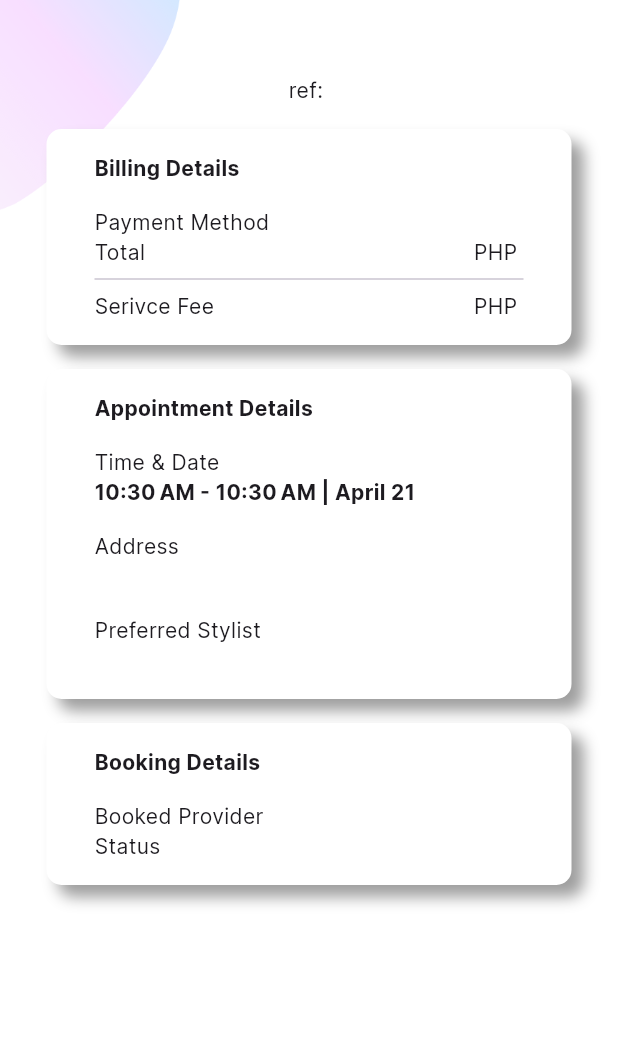
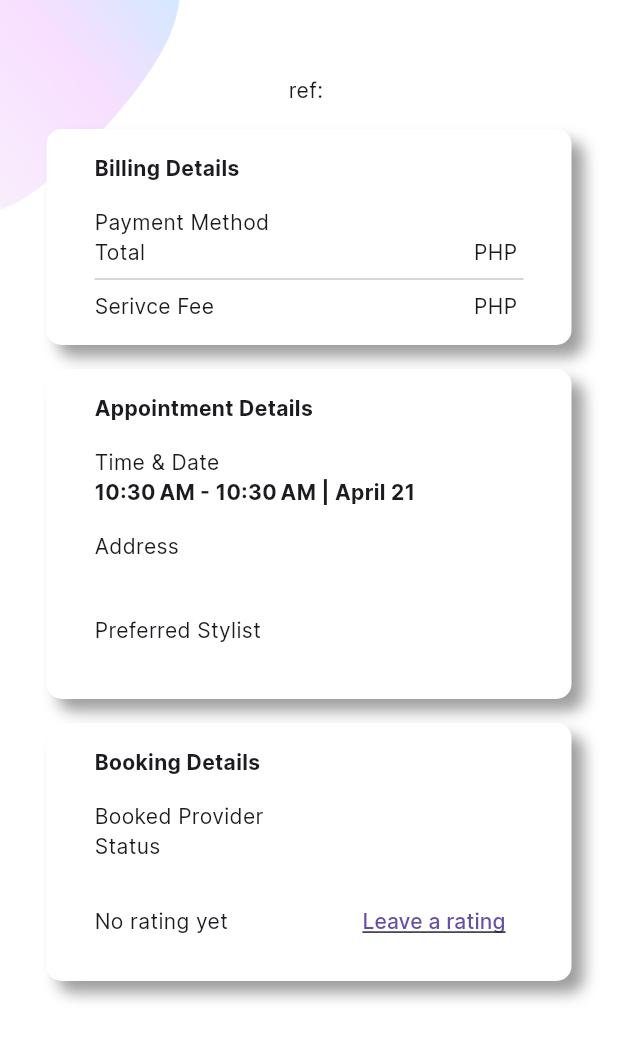
Before and after one commit to louith/customer, a Flutter app: the TransactionHistory screen opened directly with empty values, on a phone screen of 412 x 824 dp. Shown: the top 1040 px of the screen. Run offline on Flutter 3.47's test engine with Material 3 defaults, Android fonts, the phone set to English and light mode, and no system bars; our stand-ins replace badges, cloud_firestore, firebase_auth, firebase_core, firebase_storage, flutter_rating_bar and 11 more; missing offline and left inert: dart:ffi, flutter_stripe, geocode, simple_accordion; accounts and stored records are empty.

Commit message:
rating unfinished yaoa

```diff
--- a/lib/components/constants.dart
+++ b/lib/components/constants.dart
@@ -7,6 +7,7 @@ const kPrimaryLightColor = Color(0xFFF1E6FF);
 const kLoysPrimaryIconColor = Color.fromARGB(255, 226, 211, 245);
 const successGreen = Color.fromARGB(217, 20, 92, 28);
 const toastBG = Color(0xE2D7ED);
+const grayText = Colors.black12;
 //E2D3F5
 const double defaultPadding = 16.0;
 const double defaultformspacing = 5;
--- a/lib/screens/FreelancerCategoryScreens/Hair.dart
+++ b/lib/screens/FreelancerCategoryScreens/Hair.dart
@@ -154,7 +154,7 @@ class SubCategoriesRow extends StatelessWidget {
             decoration: BoxDecoration(
                 color: Colors.purple[100],
                 borderRadius: BorderRadius.circular(100)),
-            child: Text(itemList[index]),
+            child: Text(itemList[index].toString()),
           ),
         ),
       ),
--- a/lib/screens/Homescreen/transaction_history.dart
+++ b/lib/screens/Homescreen/transaction_history.dart
@@ -1,19 +1,44 @@
 import 'dart:developer';
 
+import 'package:cloud_firestore/cloud_firestore.dart';
 import 'package:customer/components/background.dart';
 import 'package:customer/components/constants.dart';
 import 'package:customer/components/widgets.dart';
 import 'package:customer/screens/Homescreen/booking_transcations.dart';
+import 'package:customer/screens/Rating/rating.dart';
+import 'package:firebase_auth/firebase_auth.dart';
 import 'package:flutter/material.dart';
+import 'package:flutter/widgets.dart';
 import 'package:intl/intl.dart';
 
-class TransactionHistory extends StatelessWidget {
+// final db = FirebaseFirestore.instance;
+
+class TransactionHistory extends StatefulWidget {
   Transactions transactions;
 
   TransactionHistory({
     super.key,
     required this.transactions,
   });
+
+  @override
+  State<TransactionHistory> createState() => _TransactionHistoryState();
+}
+
+class _TransactionHistoryState extends State<TransactionHistory> {
+  User? currentUser = FirebaseAuth.instance.currentUser;
+  bool ratingIsExisting = false;
+  Future<bool> doesSubcollectionExist() async {
+    QuerySnapshot<Map<String, dynamic>> documentSnapshot =
+        await FirebaseFirestore.instance
+            .collection('users')
+            .doc(currentUser!.uid)
+            .collection('bookings')
+            .doc(widget.transactions.clientID)
+            .collection('rating')
+            .get();
+    return documentSnapshot.docs.isNotEmpty;
+  }
 
   @override
   Widget build(BuildContext context) {
@@ -24,7 +49,7 @@ class TransactionHistory extends StatelessWidget {
         child: Column(
           crossAxisAlignment: CrossAxisAlignment.center,
           children: [
-            Text('ref: ${transactions.reference}'),
+            Text('ref: ${widget.transactions.reference}'),
             const SizedBox(height: defaultPadding),
             bookingCard(Column(
               crossAxisAlignment: CrossAxisAlignment.start,
@@ -36,23 +61,26 @@ class TransactionHistory extends StatelessWidget {
                 const SizedBox(height: defaultPadding),
                 RowDetails([
                   const Text('Payment Method'),
-                  Text(transactions.paymentMethod),
+                  Text(widget.transactions.paymentMethod),
                 ]),
-                RowDetails(
-                    [const Text('Total'), Text('PHP ${transactions.total}')]),
+                RowDetails([
+                  const Text('Total'),
+                  Text('PHP ${widget.transactions.total}')
+                ]),
                 const Divider(),
                 RowDetails([
                   const Text('Serivce Fee'),
-                  Text('PHP ${transactions.serviceFee}'),
+                  Text('PHP ${widget.transactions.serviceFee}'),
                 ]),
                 ListView.builder(
                   shrinkWrap: true,
-                  itemCount: transactions.services.length,
+                  itemCount: widget.transactions.services.length,
                   itemBuilder: (context, index) {
                     return RowDetails([
-                      Text('${transactions.services[index]['serviceName']}'),
                       Text(
-                          'PHP ${transactions.services[index]['price'].toStringAsFixed(2)}'),
+                          '${widget.transactions.services[index]['serviceName']}'),
+                      Text(
+                          'PHP ${widget.transactions.services[index]['price'].toStringAsFixed(2)}'),
                     ]);
                   },
                 ),
@@ -70,17 +98,17 @@ class TransactionHistory extends StatelessWidget {
                 const Text('Time & Date'),
                 Text(
                     style: const TextStyle(fontWeight: FontWeight.bold),
-                    '${DateFormat.jm().format(transactions.dateFrom)} - ${DateFormat.jm().format(transactions.dateTo)} | ${DateFormat('MMMMd').format(transactions.dateTo)}'),
+                    '${DateFormat.jm().format(widget.transactions.dateFrom)} - ${DateFormat.jm().format(widget.transactions.dateTo)} | ${DateFormat('MMMMd').format(widget.transactions.dateTo)}'),
                 const SizedBox(height: defaultPadding),
                 const Text('Address'),
-                Text(transactions.location,
+                Text(widget.transactions.location,
                     style: const TextStyle(fontWeight: FontWeight.bold)),
-                transactions.preferredWorker != null
+                widget.transactions.preferredWorker != null
                     ? Column(
                         children: [
                           const SizedBox(height: defaultPadding),
                           const Text('Preferred Stylist'),
-                          Text(transactions.preferredWorker!)
+                          Text(widget.transactions.preferredWorker!)
                         ],
                       )
                     : Container()
@@ -98,17 +126,65 @@ class TransactionHistory extends StatelessWidget {
                 RowDetails([
                   const Text('Booked Provider'),
                   Text(
-                    transactions.clientID,
+                    widget.transactions.clientID,
                     style: const TextStyle(fontWeight: FontWeight.bold),
                   )
                 ]),
                 RowDetails([
                   const Text('Status'),
                   Text(
-                    transactions.status.toUpperCase(),
+                    widget.transactions.status.toUpperCase(),
                     style: const TextStyle(fontWeight: FontWeight.bold),
                   )
                 ]),
+                const SizedBox(height: defaultPadding),
+                FutureBuilder<bool>(
+                    future: doesSubcollectionExist(),
+                    builder: (context, snapshot) {
+                      if (snapshot.connectionState == ConnectionState.waiting) {
+                        return Center(
+                          child: Text(
+                            'loading Review button...',
+                            style: TextStyle(
+                                fontStyle: FontStyle.italic,
+                                color: grayText,
+                                fontSize: 12),
+                          ),
+                        );
+                      } else if (snapshot.hasError) {
+                        return Text('Error: ${snapshot.error}');
+                      } else {
+                        ratingIsExisting = snapshot.data!;
+
+                        return Row(
+                            mainAxisAlignment: MainAxisAlignment.spaceBetween,
+                            children: [
+                              Text(ratingIsExisting
+                                  ? 'Rating'
+                                  : 'No rating yet'),
+                              TextButton(
+                                  onPressed: () {
+                                    // print(widget.transactions.reference);
+                                    Navigator.push(
+                                        context,
+                                        MaterialPageRoute(
+                                            builder: (context) => Rating(
+                                                  // transactions:
+                                                  // widget.transactions,
+                                                  reference: widget
+                                                      .transactions.reference,
+                                                )));
+                                  },
+                                  child: Text(
+                                    ratingIsExisting
+                                        ? 'View rating'
+                                        : 'Leave a rating',
+                                    style: TextStyle(
+                                        decoration: TextDecoration.underline),
+                                  ))
+                            ]);
+                      }
+                    })
               ],
             ))
           ],
--- a/pubspec.yaml
+++ b/pubspec.yaml
@@ -60,6 +60,7 @@ dependencies:
   flutter_bloc: ^8.1.5
   equatable: ^2.0.5
   slide_to_act: ^2.0.2
+  simple_accordion: ^0.1.4
 
 dev_dependencies:
   flutter_test:
```
Also changed, not shown: lib/screens/Homescreen/my_profile.dart (+5 -5 lines), lib/screens/Rating/rating.dart (added, +264 -0 lines), lib/screens/customerProfile/editProfile.dart (+8 -1 lines), pubspec.lock, 5 other files.
